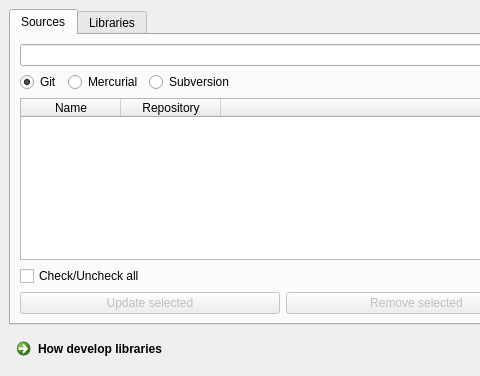
Before: the Qt Designer form qtgui/frames/libraries_widget.ui in PinguinoIDE/pinguino-ide, drawn with Qt 5; both pictures show x 0 to 480 and y 0 to 376 of the 833 by 376 pixel window.
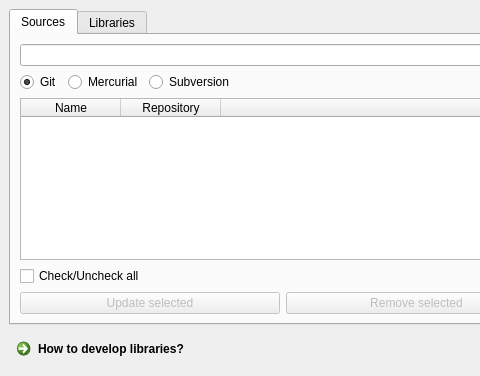
After: the same form once the commit is applied. The open tabs and pages were chosen to show the change.

What changed in the file:
```diff
--- a/qtgui/frames/libraries_widget.ui
+++ b/qtgui/frames/libraries_widget.ui
@@ -53,7 +53,7 @@
        <cursorShape>WhatsThisCursor</cursorShape>
       </property>
       <property name="text">
-       <string>How develop libraries</string>
+       <string>How to develop libraries?</string>
       </property>
      </widget>
     </item>
```
Left out of the diff: 2 changed lines with no effect on the pictures.
